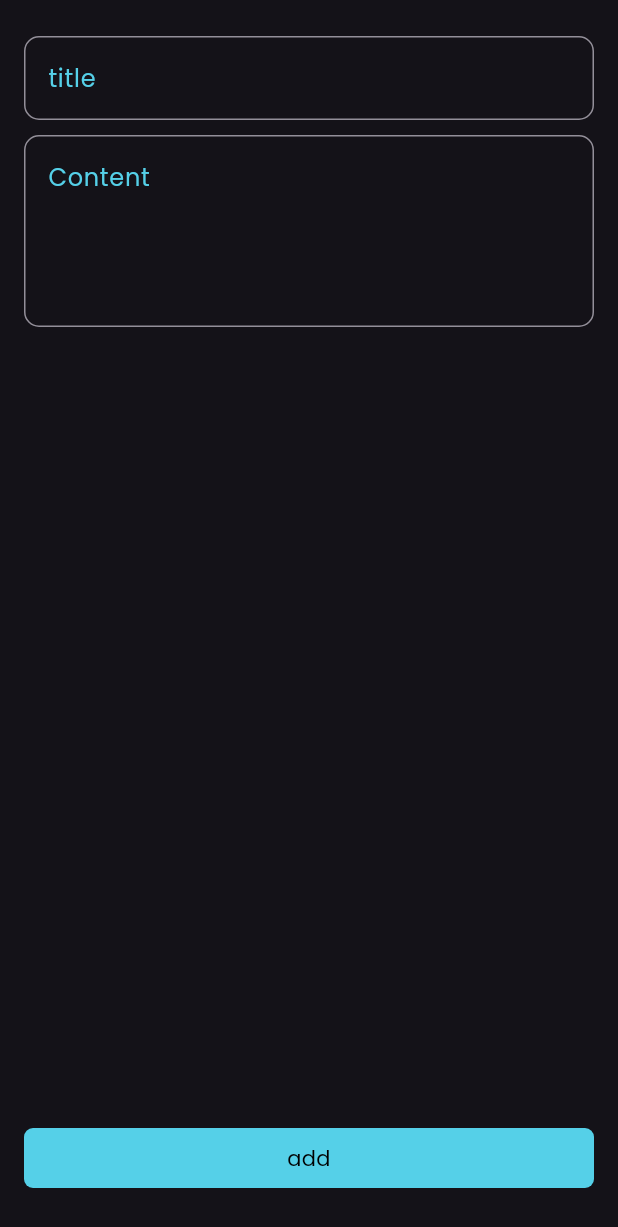
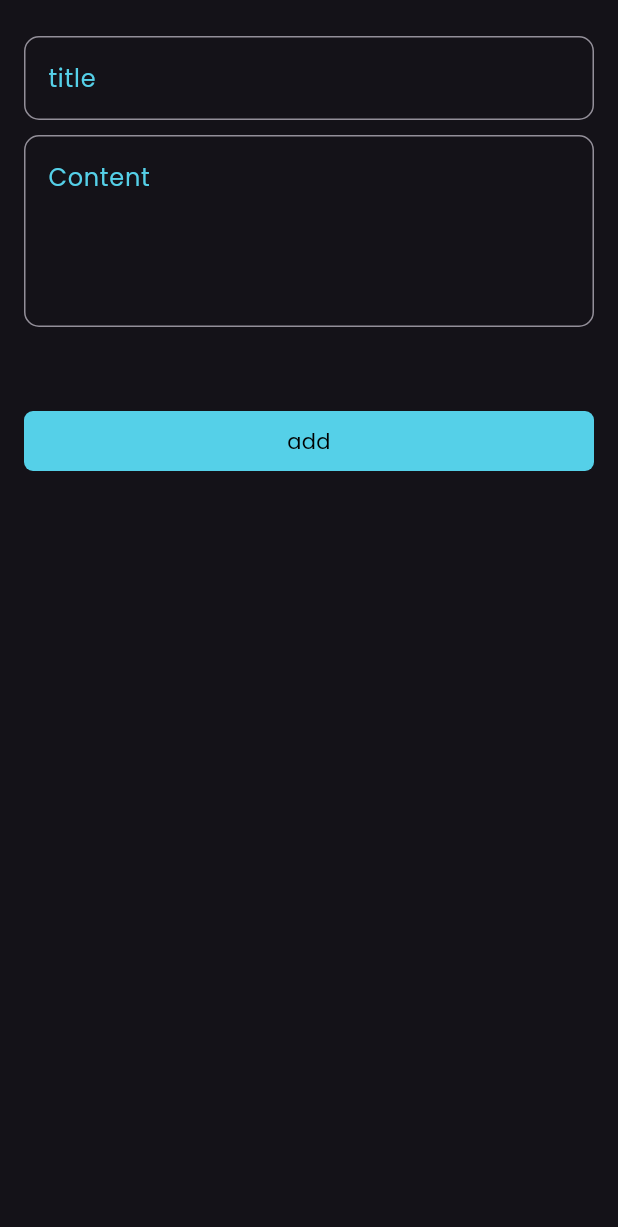
Before and after one commit to AbderraoufBelaiouar/notes_app, a Flutter app: the AddNoteBottomSheet widget shown alone on an empty page, opened directly, on a phone screen of 412 x 824 dp. Shown: the top 1227 px of the screen. Run offline on Flutter 3.47's test engine with Material 3 defaults, Android fonts, the phone set to English and light mode, and no system bars; our stand-ins replace font_awesome_flutter.

Commit message:
finish bottom sheet

```diff
--- a/lib/views/widgets/add_note_bottom_sheet.dart
+++ b/lib/views/widgets/add_note_bottom_sheet.dart
@@ -7,13 +7,13 @@ class AddNoteBottomSheet extends StatelessWidget {
 
   @override
   Widget build(BuildContext context) {
-    return Container(
+    return Padding(
       padding: const EdgeInsets.symmetric(horizontal: 16, vertical: 24),
+      child: SingleChildScrollView(
         child: Column(
           children: [
             const CustomTextField(
               hintText: "title",
-            maxLines: 1,
             ),
             const SizedBox(
               height: 10,
@@ -22,12 +22,13 @@ class AddNoteBottomSheet extends StatelessWidget {
               hintText: "Content",
               maxLines: 4,
             ),
-          const Spacer(
-            flex: 1,
+            const SizedBox(
+              height: 40,
             ),
             Custom_button(onTapFunction: () {}, text: "add"),
           ],
         ),
+      ),
     );
   }
 }
--- a/lib/views/widgets/custom_text_field.dart
+++ b/lib/views/widgets/custom_text_field.dart
@@ -2,8 +2,7 @@ import 'package:flutter/material.dart';
 import 'package:notes_app/Constants.dart';
 
 class CustomTextField extends StatelessWidget {
-  const CustomTextField(
-      {super.key, required this.hintText, required this.maxLines});
+  const CustomTextField({super.key, required this.hintText, this.maxLines = 1});
   final String hintText;
   final int maxLines;
   @override
```
Lines whose indentation alone changed are shown as unchanged.
